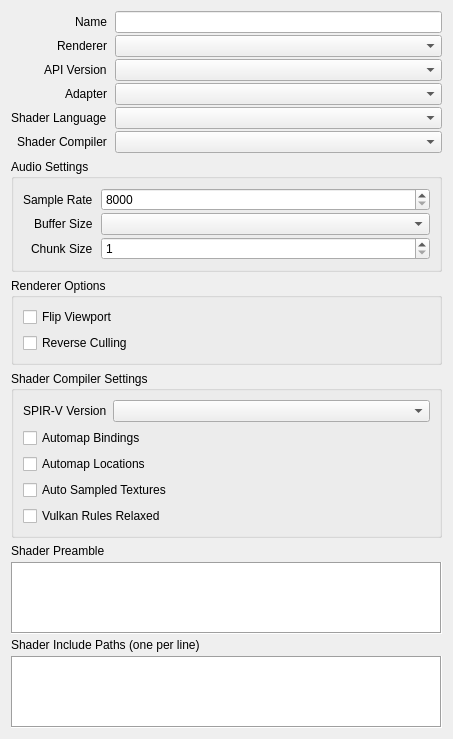
First picture: the form in src/session/properties/SessionProperties.ui, repository houmain/gpupad, before the edit.
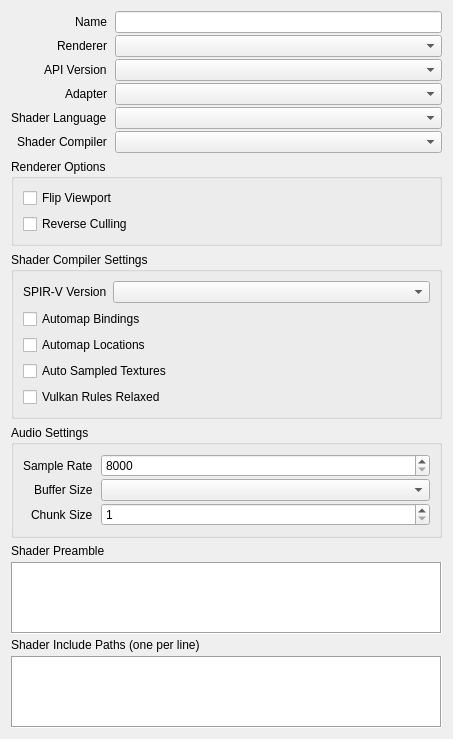
Second picture: the form after the edit. Custom widgets are drawn as their Qt base class.

Commit message: Fixed crash when opening dock too quickly after closing

```diff
--- a/src/session/properties/SessionProperties.ui
+++ b/src/session/properties/SessionProperties.ui
@@ -7,7 +7,7 @@
     <x>0</x>
     <y>0</y>
     <width>453</width>
-    <height>642</height>
+    <height>730</height>
    </rect>
   </property>
   <layout class="QVBoxLayout" name="verticalLayout">
@@ -96,71 +96,6 @@
      </item>
     </layout>
    </item>
-   <item>
-    <widget class="QGroupBox" name="audioSettings">
-     <property name="title">
-      <string>Audio Settings</string>
-     </property>
-     <layout class="QFormLayout" name="audioSettingsLayout">
-      <property name="labelAlignment">
-       <set>Qt::AlignmentFlag::AlignRight|Qt::AlignmentFlag::AlignTrailing|Qt::AlignmentFlag::AlignVCenter</set>
-      </property>
-      <property name="horizontalSpacing">
-       <number>8</number>
-      </property>
-      <property name="verticalSpacing">
-       <number>2</number>
-      </property>
-      <item row="0" column="0">
-       <widget class="QLabel" name="labelAudioSampleRate">
-        <property name="text">
-         <string>Sample Rate</string>
-        </property>
-       </widget>
-      </item>
-      <item row="0" column="1">
-       <widget class="QSpinBox" name="audioSampleRate">
-        <property name="minimum">
-         <number>8000</number>
-        </property>
-        <property name="maximum">
-         <number>384000</number>
-        </property>
-        <property name="singleStep">
-         <number>100</number>
-        </property>
-       </widget>
-      </item>
-      <item row="1" column="0">
-       <widget class="QLabel" name="labelAudioBufferSize">
-        <property name="text">
-         <string>Buffer Size</string>
-        </property>
-       </widget>
-      </item>
-      <item row="1" column="1">
-       <widget class="DataComboBox" name="audioBufferSize"/>
-      </item>
-      <item row="2" column="0">
-       <widget class="QLabel" name="labelAudioChunkSize">
-        <property name="text">
-         <string>Chunk Size</string>
-        </property>
-       </widget>
-      </item>
-      <item row="2" column="1">
-       <widget class="QSpinBox" name="audioChunkSize">
-        <property name="minimum">
-         <number>1</number>
-        </property>
-        <property name="maximum">
-         <number>65536</number>
-        </property>
-       </widget>
-      </item>
-     </layout>
-    </widget>
-   </item>
    <item>
     <widget class="QGroupBox" name="rendererOptions">
      <property name="title">
@@ -235,6 +170,71 @@
      </layout>
     </widget>
    </item>
+   <item>
+    <widget class="QGroupBox" name="audioSettings">
+     <property name="title">
+      <string>Audio Settings</string>
+     </property>
+     <layout class="QFormLayout" name="audioSettingsLayout">
+      <property name="labelAlignment">
+       <set>Qt::AlignmentFlag::AlignRight|Qt::AlignmentFlag::AlignTrailing|Qt::AlignmentFlag::AlignVCenter</set>
+      </property>
+      <property name="horizontalSpacing">
+       <number>8</number>
+      </property>
+      <property name="verticalSpacing">
+       <number>2</number>
+      </property>
+      <item row="0" column="0">
+       <widget class="QLabel" name="labelAudioSampleRate">
+        <property name="text">
+         <string>Sample Rate</string>
+        </property>
+       </widget>
+      </item>
+      <item row="0" column="1">
+       <widget class="QSpinBox" name="audioSampleRate">
+        <property name="minimum">
+         <number>8000</number>
+        </property>
+        <property name="maximum">
+         <number>384000</number>
+        </property>
+        <property name="singleStep">
+         <number>100</number>
+        </property>
+       </widget>
+      </item>
+      <item row="1" column="0">
+       <widget class="QLabel" name="labelAudioBufferSize">
+        <property name="text">
+         <string>Buffer Size</string>
+        </property>
+       </widget>
+      </item>
+      <item row="1" column="1">
+       <widget class="DataComboBox" name="audioBufferSize"/>
+      </item>
+      <item row="2" column="0">
+       <widget class="QLabel" name="labelAudioChunkSize">
+        <property name="text">
+         <string>Chunk Size</string>
+        </property>
+       </widget>
+      </item>
+      <item row="2" column="1">
+       <widget class="QSpinBox" name="audioChunkSize">
+        <property name="minimum">
+         <number>1</number>
+        </property>
+        <property name="maximum">
+         <number>65536</number>
+        </property>
+       </widget>
+      </item>
+     </layout>
+    </widget>
+   </item>
    <item>
     <layout class="QVBoxLayout" name="verticalLayout_3">
      <property name="spacing">
```
The commit also changes 2 other files.
